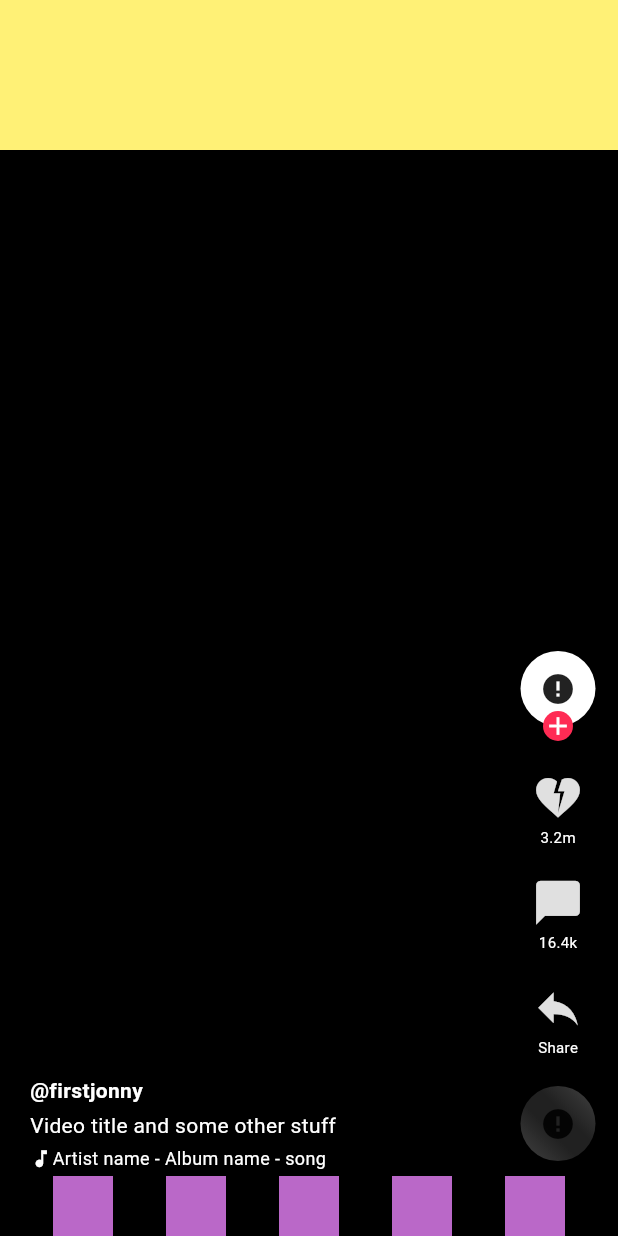
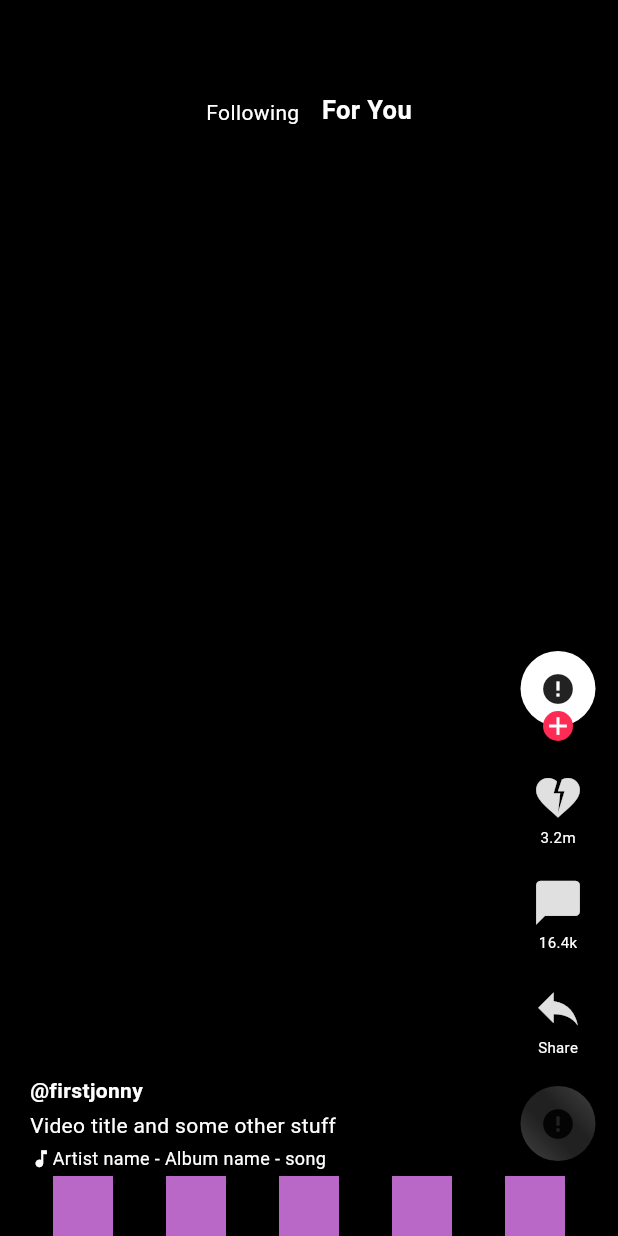
Before and after one commit to Birkity/flutter_tutorial, a Flutter app: the screen it shows after launch, on a phone screen of 412 x 824 dp. Run offline on Flutter 3.47's test engine with Material 3 defaults, Android fonts, the phone set to English and light mode, and no system bars; drawn by our look-alikes of cached_network_image; network calls fail.

Commit message:
feat: add top section with Following and For You text layout

```diff
--- a/tik_tok_ui/lib/widgets/top_section.dart
+++ b/tik_tok_ui/lib/widgets/top_section.dart
@@ -4,9 +4,18 @@ class TopSection extends StatelessWidget{
   @override
   Widget build(BuildContext context) {
     return Container(
-            height: 100.0,
-            color: Colors.yellow[300],
-            );
+      height: 100.0,
+      padding: EdgeInsets.only(bottom: 15.0),
+      alignment: Alignment(0.0, 1.0),
+      child: Row(
+        crossAxisAlignment: CrossAxisAlignment.end,
+        mainAxisSize: MainAxisSize.min,
+        children: [
+        Text('Following', style: TextStyle(color: Colors.white),),
+        Container(width: 15.0,),
+        Text('For You' ,style: TextStyle(fontWeight: FontWeight.bold, fontSize: 17.0, color: Colors.white),)
+      ],),
+    );
 
   }
 }
```
